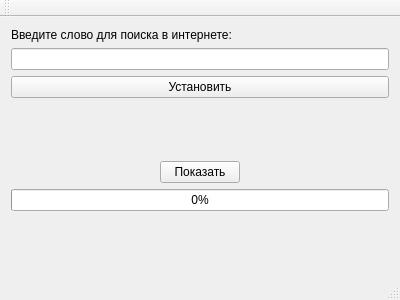
Above: mainwindow.ui from vokhmianin-da/imageFinder before the change. Below: the same form after it.
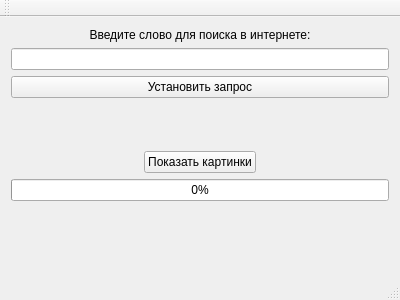
That is the form after the change.

Commit message: Вывод картинок сделан в отдельном окне

Patch:
```diff
--- a/mainwindow.ui
+++ b/mainwindow.ui
@@ -22,6 +22,9 @@
         <property name="text">
          <string>Введите слово для поиска в интернете:</string>
         </property>
+        <property name="alignment">
+         <set>Qt::AlignCenter</set>
+        </property>
        </widget>
       </item>
       <item>
@@ -30,36 +33,24 @@
       <item>
        <widget class="QPushButton" name="pushButtonSearch">
         <property name="text">
-         <string>Установить</string>
+         <string>Установить запрос</string>
         </property>
        </widget>
       </item>
      </layout>
     </item>
     <item>
-     <layout class="QHBoxLayout" name="horizontalLayout">
-      <item>
-       <widget class="QLabel" name="label1">
-        <property name="text">
-         <string/>
-        </property>
-       </widget>
-      </item>
-      <item>
-       <widget class="QLabel" name="label2">
-        <property name="text">
-         <string/>
-        </property>
-       </widget>
-      </item>
-      <item>
-       <widget class="QLabel" name="label3">
-        <property name="text">
-         <string/>
-        </property>
-       </widget>
-      </item>
-     </layout>
+     <spacer name="verticalSpacer_2">
+      <property name="orientation">
+       <enum>Qt::Vertical</enum>
+      </property>
+      <property name="sizeHint" stdset="0">
+       <size>
+        <width>20</width>
+        <height>40</height>
+       </size>
+      </property>
+     </spacer>
     </item>
     <item>
      <layout class="QHBoxLayout" name="horizontalLayout_2">
@@ -79,7 +70,7 @@
       <item>
        <widget class="QPushButton" name="pushButton">
         <property name="text">
-         <string>Показать</string>
+         <string>Показать картинки</string>
         </property>
        </widget>
       </item>
@@ -105,6 +96,19 @@
       </property>
      </widget>
     </item>
+    <item>
+     <spacer name="verticalSpacer">
+      <property name="orientation">
+       <enum>Qt::Vertical</enum>
+      </property>
+      <property name="sizeHint" stdset="0">
+       <size>
+        <width>20</width>
+        <height>40</height>
+       </size>
+      </property>
+     </spacer>
+    </item>
     <item>
      <widget class="QLabel" name="errorLabel">
       <property name="text">
```
The commit also changes 7 other files.
